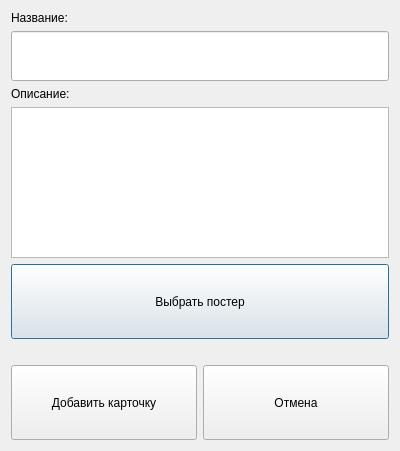
Qt form ui/add_movie.ui (venterum/ReelKeeper) before a commit.
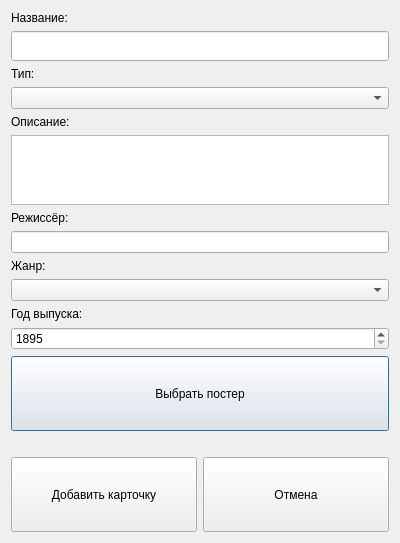
The same form after that commit.

What changed in the file:
```diff
--- a/ui/add_movie.ui
+++ b/ui/add_movie.ui
@@ -7,7 +7,7 @@
     <x>0</x>
     <y>0</y>
     <width>400</width>
-    <height>451</height>
+    <height>526</height>
    </rect>
   </property>
   <property name="windowTitle">
@@ -15,7 +15,7 @@
   </property>
   <layout class="QVBoxLayout" name="verticalLayout">
    <item>
-    <widget class="QLabel" name="label">
+    <widget class="QLabel" name="labelName">
      <property name="text">
       <string>Название:</string>
      </property>
@@ -25,14 +25,24 @@
     <widget class="QLineEdit" name="movieTitle">
      <property name="minimumSize">
       <size>
-       <width>75</width>
-       <height>50</height>
+       <width>30</width>
+       <height>30</height>
       </size>
      </property>
     </widget>
    </item>
    <item>
-    <widget class="QLabel" name="label_2">
+    <widget class="QLabel" name="labelType">
+     <property name="text">
+      <string>Тип:</string>
+     </property>
+    </widget>
+   </item>
+   <item>
+    <widget class="QComboBox" name="comboBoxTypes"/>
+   </item>
+   <item>
+    <widget class="QLabel" name="labelOverview">
      <property name="text">
       <string>Описание:</string>
      </property>
@@ -41,6 +51,53 @@
    <item>
     <widget class="QTextEdit" name="movieOverview"/>
    </item>
+   <item>
+    <widget class="QLabel" name="label">
+     <property name="text">
+      <string>Режиссёр:</string>
+     </property>
+    </widget>
+   </item>
+   <item>
+    <widget class="QLineEdit" name="lineEdit"/>
+   </item>
+   <item>
+    <widget class="QLabel" name="labelGenre">
+     <property name="text">
+      <string>Жанр:</string>
+     </property>
+    </widget>
+   </item>
+   <item>
+    <widget class="QComboBox" name="comboBoxGenres">
+     <property name="toolTip">
+      <string>&lt;html&gt;&lt;head/&gt;&lt;body&gt;&lt;p&gt;Выберите жанр из списка...&lt;/p&gt;&lt;/body&gt;&lt;/html&gt;</string>
+     </property>
+    </widget>
+   </item>
+   <item>
+    <widget class="QLabel" name="labelYear">
+     <property name="text">
+      <string>Год выпуска:</string>
+     </property>
+    </widget>
+   </item>
+   <item>
+    <widget class="QSpinBox" name="spinBoxYear">
+     <property name="toolTip">
+      <string>&lt;html&gt;&lt;head/&gt;&lt;body&gt;&lt;p&gt;Выберите год выпсука...&lt;/p&gt;&lt;/body&gt;&lt;/html&gt;</string>
+     </property>
+     <property name="whatsThis">
+      <string>&lt;html&gt;&lt;head/&gt;&lt;body&gt;&lt;p&gt;Выберите год выпсука...&lt;/p&gt;&lt;/body&gt;&lt;/html&gt;</string>
+     </property>
+     <property name="minimum">
+      <number>1895</number>
+     </property>
+     <property name="maximum">
+      <number>2100</number>
+     </property>
+    </widget>
+   </item>
    <item>
     <widget class="QPushButton" name="choosePosterButton">
      <property name="minimumSize">
```
